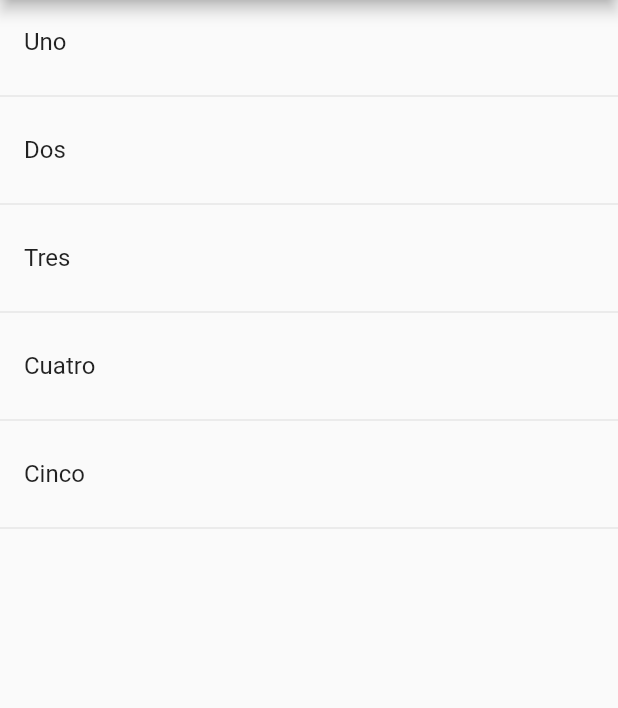
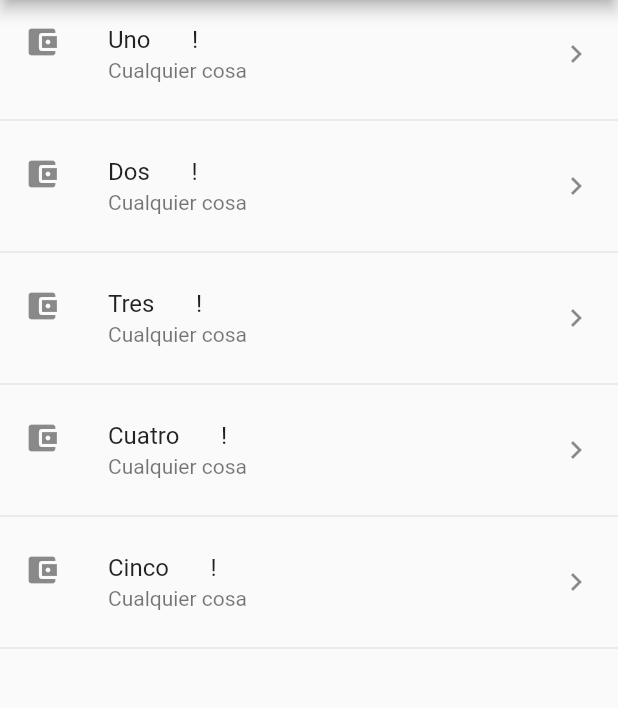
Before and after one commit to santiago-valencia29/FlutterComponents, a Flutter app: the screen it shows after launch, on a phone screen of 412 x 824 dp, the part 84-792 px from its top. Run offline on Flutter 3.47's test engine with Material 2 defaults, Android fonts, the phone set to English and light mode, and no system bars.

Commit message:
metodo map, listas, icons and on tap

```diff
--- a/lib/src/pages/home_temp.dart
+++ b/lib/src/pages/home_temp.dart
@@ -8,22 +8,38 @@ class HomePageTemp extends StatelessWidget {
       appBar: AppBar(
         title: Text('Componentes Temp'),
       ),
-      body: ListView(children: _crearItems()),
+      body: ListView(children: _crearItemsCorta()),
     );
   }
 
-  List<Widget> _crearItems() {
-    List<Widget> lista = new List<Widget>();
-    for (String opt in opciones) {
-      final tempWidget = ListTile(
-        title: Text(opt),
+//Forma tradicional:
+  // List<Widget> _crearItems() {
+  //   List<Widget> lista = new List<Widget>();
+  //   for (String opt in opciones) {
+  //     final tempWidget = ListTile(
+  //       title: Text(opt),
+  //     );
+  //     lista..add(tempWidget)..add(Divider());
+  //     //  lista.add(tempWidget);
+  //     //   lista.add(Divider());
+  //   }
+  //   return lista;
+  // }
+
+  List<Widget> _crearItemsCorta() {
+    return opciones.map((item) {
+      return Column(
+        children: [
+          ListTile(
+            title: Text(item + '       !'),
+            subtitle: Text('Cualquier cosa'),
+            leading: Icon(Icons.account_balance_wallet),
+            trailing: Icon(Icons.keyboard_arrow_right),
+            onTap: () {},
+          ),
+          Divider()
+        ],
       );
-      lista..add(tempWidget)..add(Divider());
-      //  lista.add(tempWidget);
-      //   lista.add(Divider());
-    }
-    return lista;
+    }).toList();
   }
-
-  List<Widget> _crearItemsCorta() {}
 }
```
